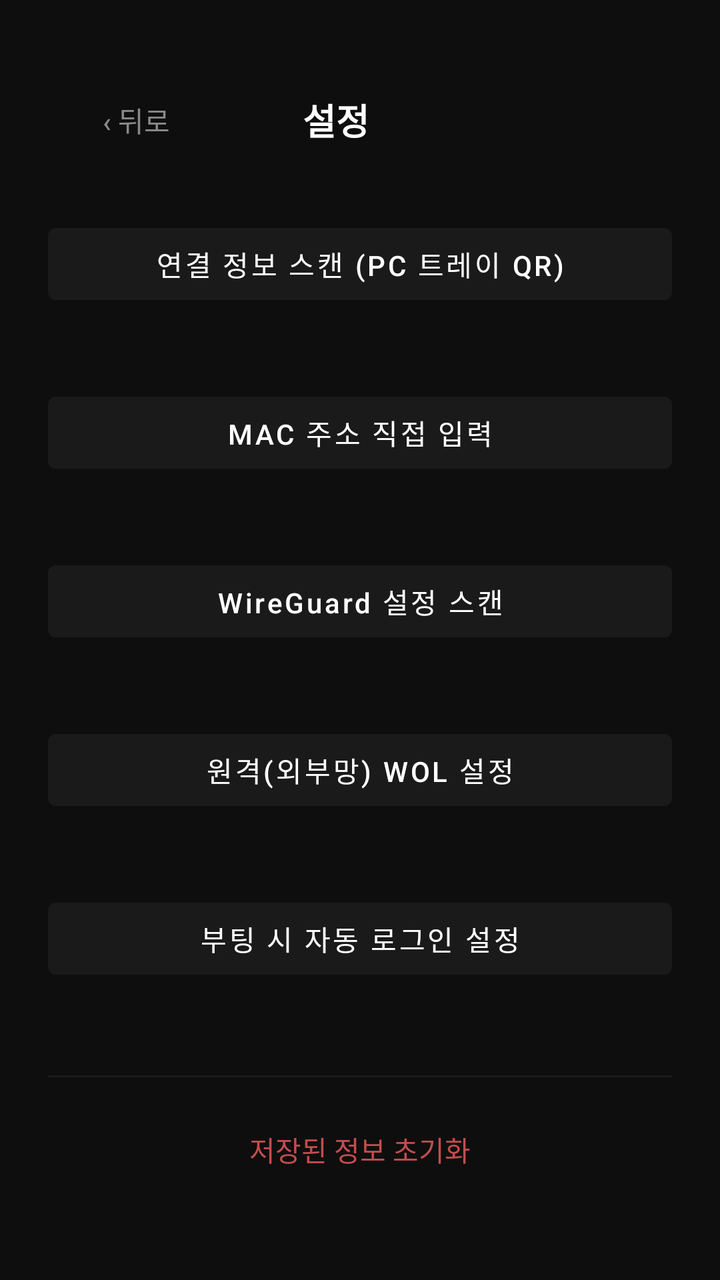
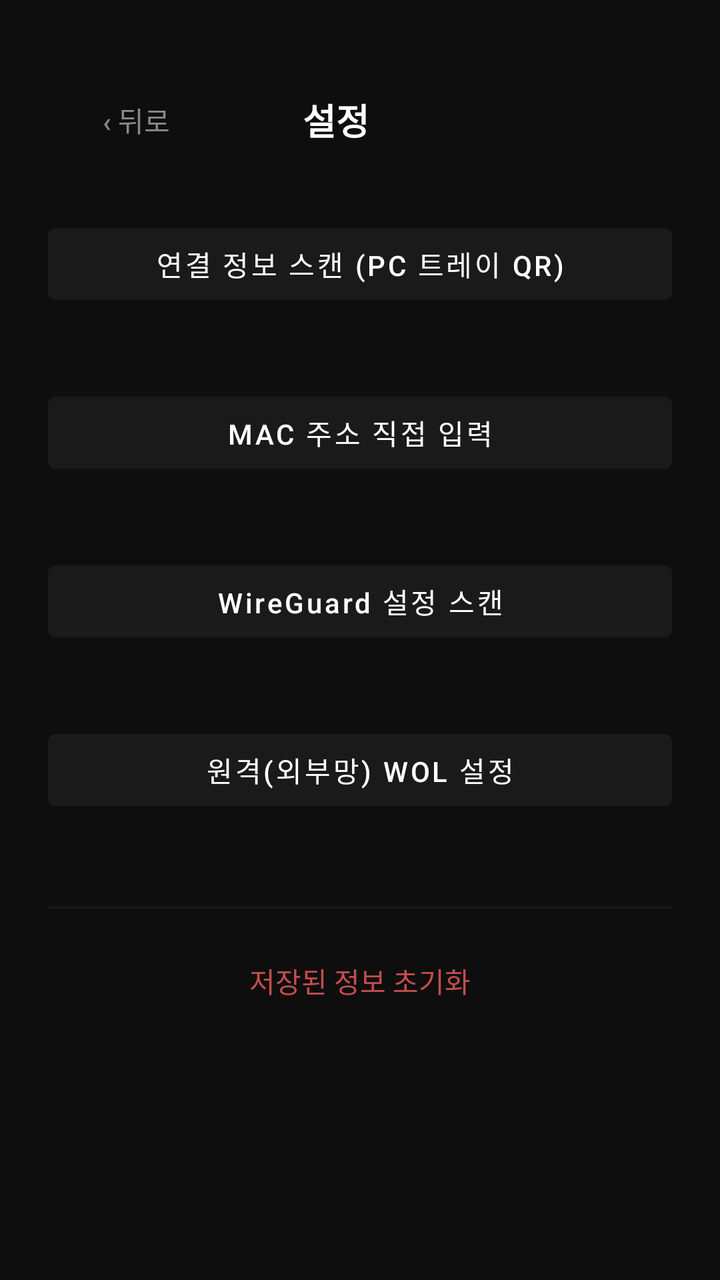

Before-and-after screenshots of an Android layout around one commit, followed by the original layout XML and the change that was made.
<!-- AndroidManifest.xml: application theme Theme.WireWOL -->
<!-- res/layout/activity_settings.xml -->
<?xml version="1.0" encoding="utf-8"?>
<ScrollView xmlns:android="http://schemas.android.com/apk/res/android"
    android:layout_width="match_parent"
    android:layout_height="match_parent"
    android:background="@color/ww_background"
    android:fillViewport="true">

    <LinearLayout
        android:layout_width="match_parent"
        android:layout_height="wrap_content"
        android:orientation="vertical"
        android:padding="24dp">

        <LinearLayout
            android:layout_width="match_parent"
            android:layout_height="wrap_content"
            android:layout_marginTop="12dp"
            android:gravity="center_vertical"
            android:orientation="horizontal">

            <Button
                android:id="@+id/backButton"
                style="?android:attr/borderlessButtonStyle"
                android:layout_width="wrap_content"
                android:layout_height="wrap_content"
                android:text="@string/back"
                android:textAllCaps="false"
                android:textColor="@color/ww_hint" />

            <TextView
                android:layout_width="0dp"
                android:layout_height="wrap_content"
                android:layout_weight="1"
                android:gravity="center"
                android:text="@string/settings_title"
                android:textColor="@color/ww_text"
                android:textSize="18sp"
                android:textStyle="bold" />

            
            <View
                android:layout_width="0dp"
                android:layout_height="1dp"
                android:layout_weight="1" />
        </LinearLayout>

        <Button
            android:id="@+id/scanPairingButton"
            android:layout_width="match_parent"
            android:layout_height="wrap_content"
            android:layout_marginTop="24dp"
            android:backgroundTint="@color/ww_surface"
            android:text="@string/scan_pairing"
            android:textAllCaps="false"
            android:textColor="@color/ww_text" />

        <TextView
            android:id="@+id/scanPairingStatus"
            android:layout_width="match_parent"
            android:layout_height="wrap_content"
            android:layout_marginTop="4dp"
            android:layout_marginStart="4dp"
            android:textColor="@color/ww_hint"
            android:textSize="12sp" />

        <Button
            android:id="@+id/editMacButton"
            android:layout_width="match_parent"
            android:layout_height="wrap_content"
            android:layout_marginTop="16dp"
            android:backgroundTint="@color/ww_surface"
            android:text="@string/edit_mac"
            android:textAllCaps="false"
            android:textColor="@color/ww_text" />

        <TextView
            android:id="@+id/editMacStatus"
            android:layout_width="match_parent"
            android:layout_height="wrap_content"
            android:layout_marginTop="4dp"
            android:layout_marginStart="4dp"
            android:textColor="@color/ww_hint"
            android:textSize="12sp" />

        <Button
            android:id="@+id/scanWireGuardButton"
            android:layout_width="match_parent"
            android:layout_height="wrap_content"
            android:layout_marginTop="16dp"
            android:backgroundTint="@color/ww_surface"
            android:text="@string/wireguard_scan_button"
            android:textAllCaps="false"
            android:textColor="@color/ww_text" />

        <TextView
            android:id="@+id/scanWireGuardStatus"
            android:layout_width="match_parent"
            android:layout_height="wrap_content"
            android:layout_marginTop="4dp"
            android:layout_marginStart="4dp"
            android:textColor="@color/ww_hint"
            android:textSize="12sp" />

        <Button
            android:id="@+id/routerWolSettingsButton"
            android:layout_width="match_parent"
            android:layout_height="wrap_content"
            android:layout_marginTop="16dp"
            android:backgroundTint="@color/ww_surface"
            android:text="@string/router_wol_open_settings"
            android:textAllCaps="false"
            android:textColor="@color/ww_text" />

        <TextView
            android:id="@+id/routerWolStatus"
            android:layout_width="match_parent"
            android:layout_height="wrap_content"
            android:layout_marginTop="4dp"
            android:layout_marginStart="4dp"
            android:textColor="@color/ww_hint"
            android:textSize="12sp" />

        <Button
            android:id="@+id/autoLoginSettingsButton"
            android:layout_width="match_parent"
            android:layout_height="wrap_content"
            android:layout_marginTop="16dp"
            android:backgroundTint="@color/ww_surface"
            android:text="@string/autologin_open_settings"
            android:textAllCaps="false"
            android:textColor="@color/ww_text" />

        <TextView
            android:id="@+id/autoLoginStatus"
            android:layout_width="match_parent"
            android:layout_height="wrap_content"
            android:layout_marginTop="4dp"
            android:layout_marginStart="4dp"
            android:textColor="@color/ww_hint"
            android:textSize="12sp" />

        <View
            android:layout_width="match_parent"
            android:layout_height="1dp"
            android:layout_marginTop="24dp"
            android:layout_marginBottom="4dp"
            android:background="@color/ww_surface" />

        <Button
            android:id="@+id/clearAllButton"
            style="?android:attr/borderlessButtonStyle"
            android:layout_width="match_parent"
            android:layout_height="wrap_content"
            android:layout_marginTop="8dp"
            android:text="@string/clear_all"
            android:textAllCaps="false"
            android:textColor="@color/ww_accent_red" />

    </LinearLayout>
</ScrollView>
<!-- resources referenced by this layout -->
<resources>
  <color name="ww_accent_red">#c44d4d</color>
  <color name="ww_background">#0e0e0e</color>
  <color name="ww_hint">#8a8a8a</color>
  <color name="ww_surface">#1a1a1a</color>
  <color name="ww_text">#ffffff</color>
  <string name="autologin_open_settings">부팅 시 자동 로그인 설정</string>
  <string name="back">‹ 뒤로</string>
  <string name="clear_all">저장된 정보 초기화</string>
  <string name="edit_mac">MAC 주소 직접 입력</string>
  <string name="router_wol_open_settings">원격(외부망) WOL 설정</string>
  <string name="scan_pairing">연결 정보 스캔 (PC 트레이 QR)</string>
  <string name="settings_title">설정</string>
  <string name="wireguard_scan_button">WireGuard 설정 스캔</string>
  <style name="Theme.WireWOL" parent="Theme.MaterialComponents.NoActionBar">
          <item name="android:windowBackground">@color/ww_background</item>
          <item name="colorPrimary">@color/ww_accent</item>
          <item name="colorPrimaryDark">@color/ww_background</item>
          <item name="colorAccent">@color/ww_accent</item>
          <item name="android:statusBarColor">@color/ww_background</item>
          <item name="android:navigationBarColor">@color/ww_background</item>
          <item name="android:windowLightStatusBar">false</item>
      </style>
  <color name="ww_accent">#4d7fd6</color>
</resources>

<!-- the commit's change to res/layout/activity_settings.xml (unified diff, before → after) -->
@@ -120,25 +120,6 @@
             android:textColor="@color/ww_hint"
             android:textSize="12sp" />
 
-        <Button
-            android:id="@+id/autoLoginSettingsButton"
-            android:layout_width="match_parent"
-            android:layout_height="wrap_content"
-            android:layout_marginTop="16dp"
-            android:backgroundTint="@color/ww_surface"
-            android:text="@string/autologin_open_settings"
-            android:textAllCaps="false"
-            android:textColor="@color/ww_text" />
-
-        <TextView
-            android:id="@+id/autoLoginStatus"
-            android:layout_width="match_parent"
-            android:layout_height="wrap_content"
-            android:layout_marginTop="4dp"
-            android:layout_marginStart="4dp"
-            android:textColor="@color/ww_hint"
-            android:textSize="12sp" />
-
         <View
             android:layout_width="match_parent"
             android:layout_height="1dp"
<!-- resource entries referenced after the edit -->
@@ -5,7 +5,6 @@
   <color name="ww_hint">#8a8a8a</color>
   <color name="ww_surface">#1a1a1a</color>
   <color name="ww_text">#ffffff</color>
-  <string name="autologin_open_settings">부팅 시 자동 로그인 설정</string>
   <string name="back">‹ 뒤로</string>
   <string name="clear_all">저장된 정보 초기화</string>
   <string name="edit_mac">MAC 주소 직접 입력</string>
